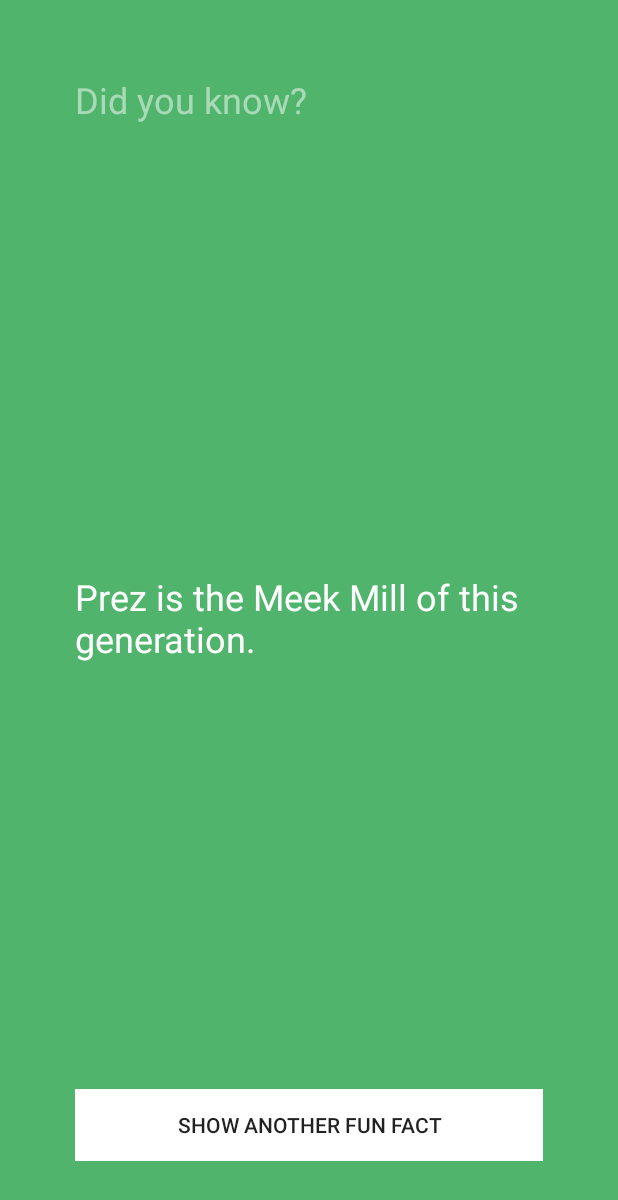
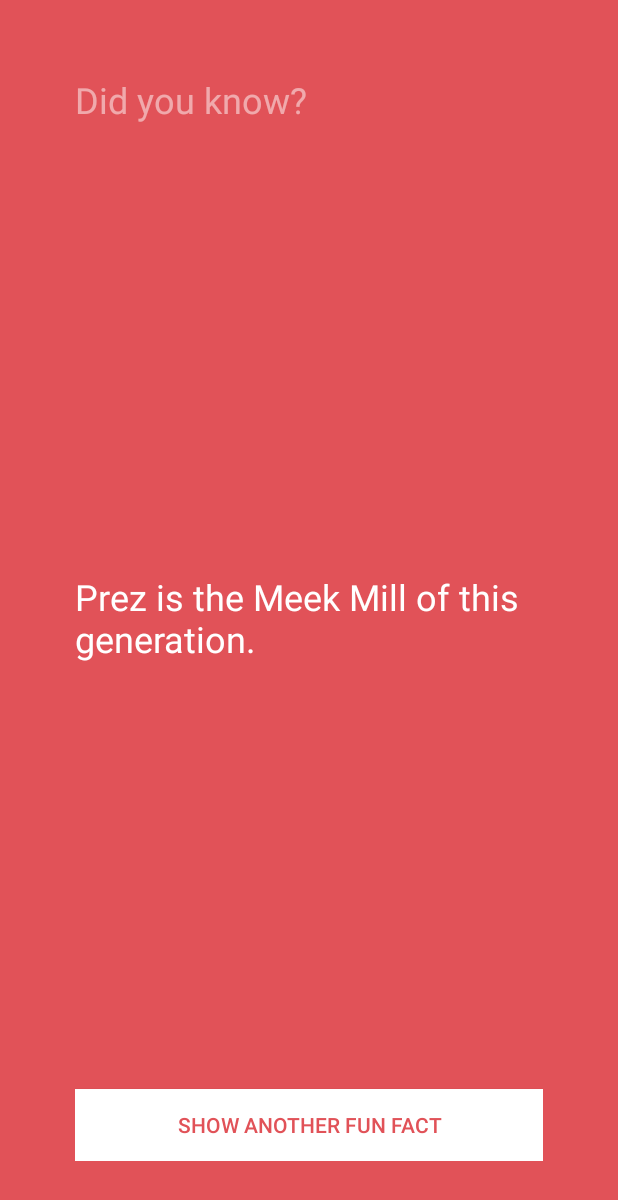
Before and after one commit to jvdave23/FunFacts, an Android app: the screen it shows after launch (FunFactsActivity), after a tap on "SHOW ANOTHER FUN FACT", on a phone screen of 412 x 824 dp. Shown: the top 1200 px of the screen. Run offline under Robolectric (Android 15) with nearby library versions, the phone set to English and light mode, and no system bars.

Commit message:
almost complete

```diff
--- /dev/null
+++ b/app/src/main/java/com/jvalantdave/funfacts/ColorWheel.java
@@ -0,0 +1,41 @@
+package com.jvalantdave.funfacts;
+
+import android.graphics.Color;
+
+import java.util.Random;
+
+/**
+ * Created by JvalantDave on 2015-11-09.
+ */
+public class ColorWheel {
+
+    public String[] mColors = {
+            "#39add1", // light blue
+            "#3079ab", // dark blue
+            "#c25975", // mauve
+            "#e15258", // red
+            "#f9845b", // orange
+            "#838cc7", // lavender
+            "#7d669e", // purple
+            "#53bbb4", // aqua
+            "#51b46d", // green
+            "#e0ab18", // mustard
+            "#637a91", // dark gray
+            "#f092b0", // pink
+            "#b7c0c7"  // light gray
+    };
+
+    public int getColor() {
+
+        String color = "";
+
+        //randomly select a fact
+        Random randomGenerator = new Random(); // construct a new Random number generator
+        int randomNumber = randomGenerator.nextInt(mColors.length);
+
+        color = mColors[randomNumber];
+        int colorAsInt = Color.parseColor(color);
+
+        return colorAsInt;
+    }
+}
--- a/app/src/main/java/com/jvalantdave/funfacts/FunFactsActivity.java
+++ b/app/src/main/java/com/jvalantdave/funfacts/FunFactsActivity.java
@@ -1,5 +1,6 @@
 package com.jvalantdave.funfacts;
 
+import android.graphics.Color;
 import android.support.v7.app.AppCompatActivity;
 import android.os.Bundle;
 import android.view.Menu;
@@ -7,13 +8,14 @@ import android.view.MenuItem;
 import android.view.View;
 import android.widget.TextView;
 import android.widget.Button;
+import android.widget.RelativeLayout;
 
-import java.util.Random;
 
 
 public class FunFactsActivity extends AppCompatActivity {
 
     private FactBook mFactBook = new FactBook();
+    private ColorWheel mColorWheel = new ColorWheel();
 
     @Override
     protected void onCreate(Bundle savedInstanceState) {
@@ -22,7 +24,10 @@ public class FunFactsActivity extends AppCompatActivity {
 
         // declare our view variables
         final TextView factLabel = (TextView) findViewById(R.id.factTextView);
-        Button showFactButton = (Button) findViewById(R.id.showFactButton);
+
+        final Button showFactButton = (Button) findViewById(R.id.showFactButton);
+        final RelativeLayout relativeLayout = (RelativeLayout) findViewById(R.id.relativeLayout);
+
         View.OnClickListener listener = new View.OnClickListener() {
             @Override
             public void onClick(View v) {
@@ -32,7 +37,12 @@ public class FunFactsActivity extends AppCompatActivity {
                 // the button was clicked, so update the fact label with a new fact
                 factLabel.setText(fact);
 
-                mFactBook.mFacts[0] = "Pigs are cool";
+                int color = mColorWheel.getColor();
+                relativeLayout.setBackgroundColor(color);
+                showFactButton.setTextColor(color);
+
+
+
             }
         };
         showFactButton.setOnClickListener(listener);
--- a/app/src/main/res/layout/activity_fun_facts.xml
+++ b/app/src/main/res/layout/activity_fun_facts.xml
@@ -7,7 +7,8 @@
     android:paddingRight="@dimen/activity_horizontal_margin"
     android:paddingTop="@dimen/activity_vertical_margin"
     tools:context=".FunFactsActivity"
-    android:background="#51b46d">
+    android:background="#51b46d"
+    android:id = "@+id/relativeLayout">
 
     <TextView
         android:layout_width="wrap_content"
@@ -34,7 +35,8 @@
         android:id="@+id/showFactButton"
         android:layout_alignParentBottom="true"
         android:layout_centerHorizontal="true"
-        android:background="@android:color/white" />
+        android:background="@android:color/white"
+        android:textColor="#51b46d" />
 
 
 </RelativeLayout>
```
